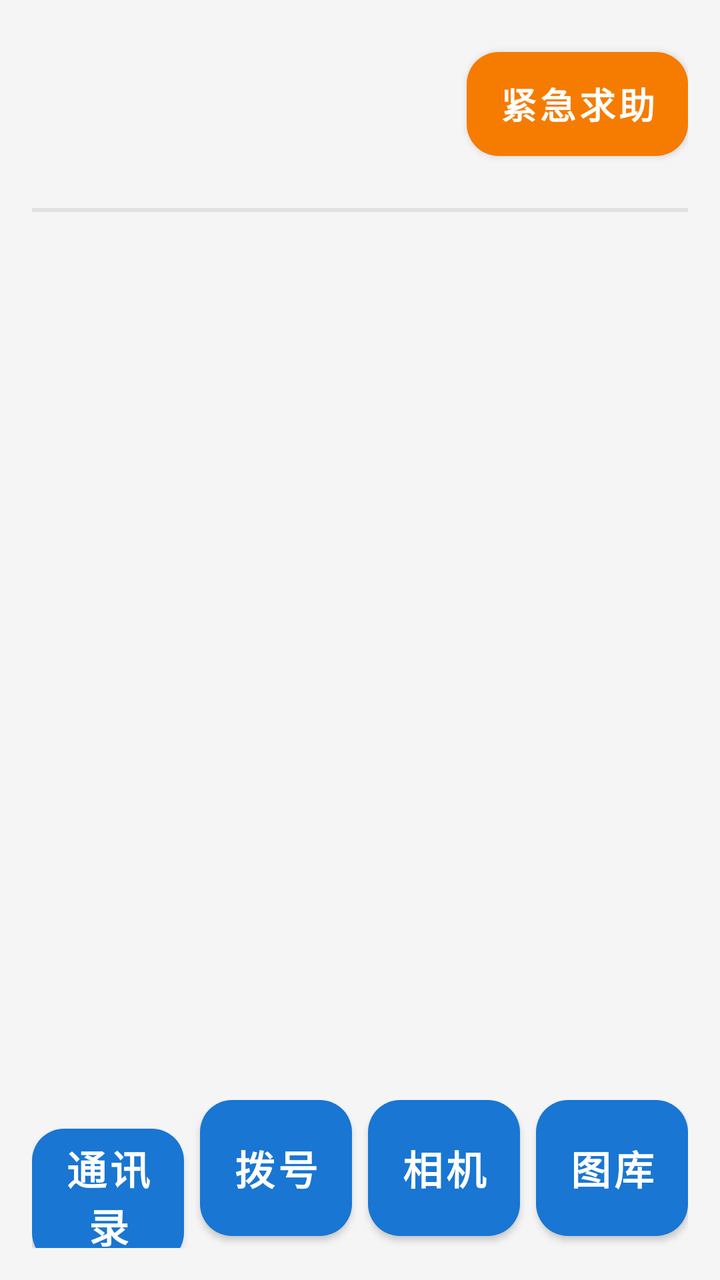
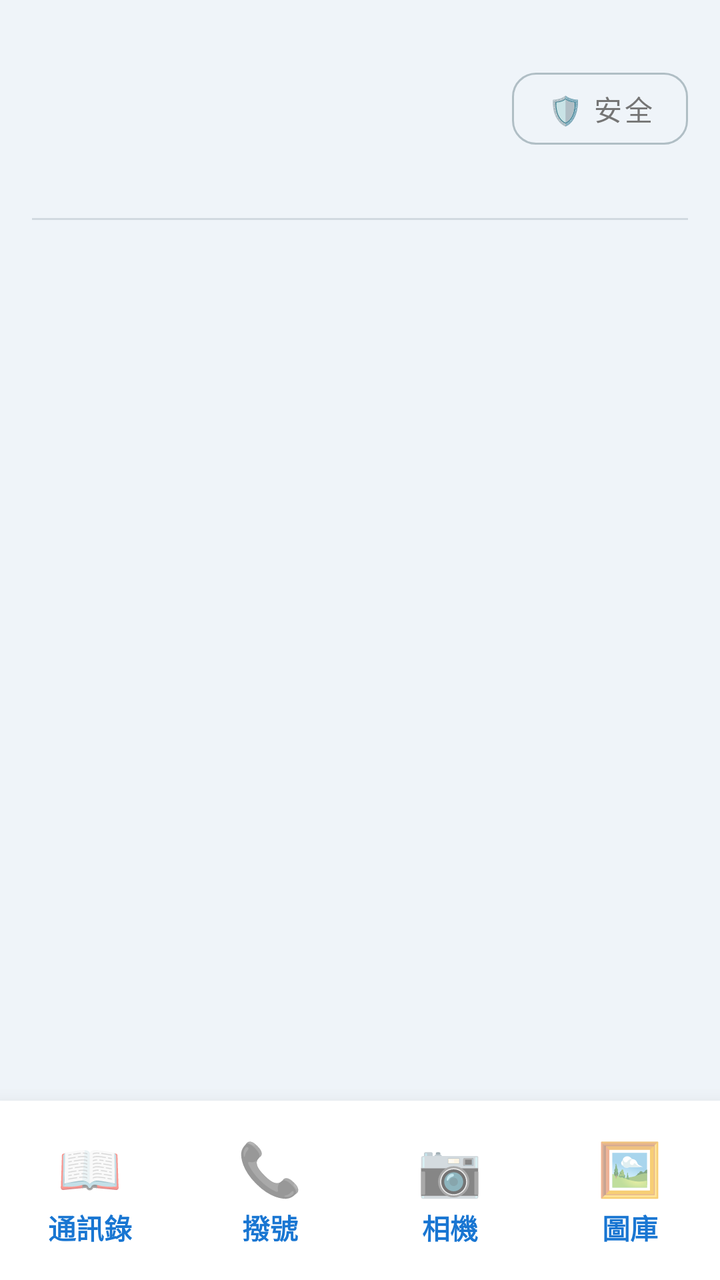

Screens rendered from an Android XML layout before and after an edit, with the pre-edit source and the edit as a unified diff.
<!-- AndroidManifest.xml: application theme Theme.SeniorLauncher -->
<!-- res/layout/activity_main.xml -->
﻿<?xml version="1.0" encoding="utf-8"?>
<LinearLayout xmlns:android="http://schemas.android.com/apk/res/android"
    xmlns:app="http://schemas.android.com/apk/res-auto"
    android:layout_width="match_parent"
    android:layout_height="match_parent"
    android:orientation="vertical"
    android:background="#F5F5F5"
    android:padding="16dp">

    
    <TextView
        android:id="@+id/tvNotDefaultWarning"
        android:layout_width="match_parent"
        android:layout_height="wrap_content"
        android:background="#FFB300"
        android:text="点击此处将此应用设为默认桌面"
        android:textColor="#000000"
        android:textSize="16sp"
        android:textStyle="bold"
        android:gravity="center"
        android:padding="12dp"
        android:layout_marginBottom="12dp"
        android:visibility="gone" />

    
    <LinearLayout
        android:layout_width="match_parent"
        android:layout_height="wrap_content"
        android:orientation="horizontal"
        android:gravity="center_vertical"
        android:paddingBottom="16dp">

        <LinearLayout
            android:layout_width="0dp"
            android:layout_height="wrap_content"
            android:layout_weight="1"
            android:orientation="vertical">

            <TextView
                android:id="@+id/tvClock"
                android:layout_width="wrap_content"
                android:layout_height="wrap_content"
                android:textSize="36sp"
                android:textStyle="bold"
                android:textColor="#212121" />

            <TextView
                android:id="@+id/tvDateAndLunar"
                android:layout_width="wrap_content"
                android:layout_height="wrap_content"
                android:textSize="16sp"
                android:textColor="#757575"
                android:layout_marginTop="2dp"/>
        </LinearLayout>

        <TextView
            android:id="@+id/tvBattery"
            android:layout_width="wrap_content"
            android:layout_height="wrap_content"
            android:textSize="18sp"
            android:textStyle="bold"
            android:textColor="#1976D2"
            android:layout_marginEnd="16dp" />

        
        <com.google.android.material.button.MaterialButton
            android:id="@+id/btnSos"
            android:layout_width="wrap_content"
            android:layout_height="64dp"
            android:text="紧急求助"
            android:textSize="18sp"
            android:textStyle="bold"
            android:textColor="#FFFFFF"
            app:backgroundTint="#F57C00"
            app:cornerRadius="16dp" />
    </LinearLayout>

    <View
        android:layout_width="match_parent"
        android:layout_height="2dp"
        android:background="#E0E0E0"
        android:layout_marginBottom="16dp" />

    
    <TextView
        android:id="@+id/tvEmptyContacts"
        android:layout_width="match_parent"
        android:layout_height="0dp"
        android:layout_weight="1"
        android:gravity="center"
        android:text="请在系统【通讯录】中\n将家人设置为“星标” (收藏)\n以显示在此处"
        android:textSize="18sp"
        android:textColor="#9E9E9E"
        android:visibility="gone" />

    <GridLayout
        android:id="@+id/gridContacts"
        android:layout_width="match_parent"
        android:layout_height="0dp"
        android:layout_weight="1"
        android:columnCount="2"
        android:alignmentMode="alignMargins" />

    
    <LinearLayout
        android:layout_width="match_parent"
        android:layout_height="wrap_content"
        android:orientation="horizontal"
        android:layout_marginTop="12dp">

        <com.google.android.material.button.MaterialButton
            android:id="@+id/btnContacts"
            android:layout_width="0dp"
            android:layout_height="80dp"
            android:layout_weight="1"
            android:layout_marginEnd="4dp"
            android:text="通讯录"
            android:textSize="20sp"
            android:textStyle="bold"
            android:textColor="#FFFFFF"
            app:backgroundTint="#1976D2"
            app:cornerRadius="16dp" />

        <com.google.android.material.button.MaterialButton
            android:id="@+id/btnPhone"
            android:layout_width="0dp"
            android:layout_height="80dp"
            android:layout_weight="1"
            android:layout_marginStart="4dp"
            android:layout_marginEnd="4dp"
            android:text="拨号"
            android:textSize="20sp"
            android:textStyle="bold"
            android:textColor="#FFFFFF"
            app:backgroundTint="#1976D2"
            app:cornerRadius="16dp" />

        <com.google.android.material.button.MaterialButton
            android:id="@+id/btnCamera"
            android:layout_width="0dp"
            android:layout_height="80dp"
            android:layout_weight="1"
            android:layout_marginStart="4dp"
            android:layout_marginEnd="4dp"
            android:text="相机"
            android:textSize="20sp"
            android:textStyle="bold"
            android:textColor="#FFFFFF"
            app:backgroundTint="#1976D2"
            app:cornerRadius="16dp" />

        <com.google.android.material.button.MaterialButton
            android:id="@+id/btnGallery"
            android:layout_width="0dp"
            android:layout_height="80dp"
            android:layout_weight="1"
            android:layout_marginStart="4dp"
            android:text="图库"
            android:textSize="20sp"
            android:textStyle="bold"
            android:textColor="#FFFFFF"
            app:backgroundTint="#1976D2"
            app:cornerRadius="16dp" />
    </LinearLayout>
</LinearLayout>
<!-- resources referenced by this layout -->
<resources>
  <style name="Theme.SeniorLauncher" parent="Theme.MaterialComponents.Light.NoActionBar">
          <item name="colorPrimary">#1976D2</item>
          <item name="colorOnPrimary">#FFFFFF</item>
          <item name="colorSecondary">#2E7D32</item>
          <item name="colorOnSecondary">#FFFFFF</item>
          
          
          <item name="android:statusBarColor">#F5F5F5</item>
          <item name="android:windowLightStatusBar">true</item>
      </style>
</resources>

<!-- the commit's change to res/layout/activity_main.xml (unified diff, before → after) -->
@@ -4,22 +4,22 @@
     android:layout_width="match_parent"
     android:layout_height="match_parent"
     android:orientation="vertical"
-    android:background="#F5F5F5"
-    android:padding="16dp">
+    android:background="#EFF4F9"
+    android:paddingTop="16dp">
 
-    
     <TextView
         android:id="@+id/tvNotDefaultWarning"
         android:layout_width="match_parent"
         android:layout_height="wrap_content"
         android:background="#FFB300"
-        android:text="点击此处将此应用设为默认桌面"
+        android:text="⚠️ 點擊此處將此應用設為預設桌面"
         android:textColor="#000000"
         android:textSize="16sp"
         android:textStyle="bold"
         android:gravity="center"
         android:padding="12dp"
         android:layout_marginBottom="12dp"
+        android:layout_marginHorizontal="16dp"
         android:visibility="gone" />
 
     
@@ -28,6 +28,7 @@
         android:layout_height="wrap_content"
         android:orientation="horizontal"
         android:gravity="center_vertical"
+        android:paddingHorizontal="16dp"
         android:paddingBottom="16dp">
 
         <LinearLayout
@@ -40,7 +41,7 @@
                 android:id="@+id/tvClock"
                 android:layout_width="wrap_content"
                 android:layout_height="wrap_content"
-                android:textSize="36sp"
+                android:textSize="40sp"
                 android:textStyle="bold"
                 android:textColor="#212121" />
 
@@ -65,32 +66,33 @@
         
         <com.google.android.material.button.MaterialButton
             android:id="@+id/btnSos"
+            style="?attr/materialButtonOutlinedStyle"
             android:layout_width="wrap_content"
-            android:layout_height="64dp"
-            android:text="紧急求助"
-            android:textSize="18sp"
-            android:textStyle="bold"
-            android:textColor="#FFFFFF"
-            app:backgroundTint="#F57C00"
-            app:cornerRadius="16dp" />
+            android:layout_height="48dp"
+            android:text="🛡️ 安全"
+            android:textSize="14sp"
+            android:textColor="#757575"
+            app:strokeColor="#B0BEC5"
+            app:strokeWidth="1dp"
+            app:cornerRadius="12dp" />
     </LinearLayout>
 
     <View
         android:layout_width="match_parent"
-        android:layout_height="2dp"
-        android:background="#E0E0E0"
+        android:layout_height="1dp"
+        android:background="#D1D9E0"
+        android:layout_marginHorizontal="16dp"
         android:layout_marginBottom="16dp" />
 
-    
     <TextView
         android:id="@+id/tvEmptyContacts"
         android:layout_width="match_parent"
         android:layout_height="0dp"
         android:layout_weight="1"
         android:gravity="center"
-        android:text="请在系统【通讯录】中\n将家人设置为“星标” (收藏)\n以显示在此处"
+        android:text="請在系統【通訊錄】中\n將家人設定為「星標」 (收藏)\n以顯示在此處"
         android:textSize="18sp"
-        android:textColor="#9E9E9E"
+        android:textColor="#78909C"
         android:visibility="gone" />
 
     <GridLayout
@@ -99,67 +101,83 @@
         android:layout_height="0dp"
         android:layout_weight="1"
         android:columnCount="2"
+        android:paddingHorizontal="8dp"
         android:alignmentMode="alignMargins" />
 
     
-    <LinearLayout
+    <com.google.android.material.card.MaterialCardView
         android:layout_width="match_parent"
         android:layout_height="wrap_content"
-        android:orientation="horizontal"
-        android:layout_marginTop="12dp">
+        app:cardBackgroundColor="#FFFFFF"
+        app:cardElevation="16dp"
+        app:cardCornerRadius="0dp">
 
-        <com.google.android.material.button.MaterialButton
-            android:id="@+id/btnContacts"
-            android:layout_width="0dp"
-            android:layout_height="80dp"
-            android:layout_weight="1"
-            android:layout_marginEnd="4dp"
-            android:text="通讯录"
-            android:textSize="20sp"
-            android:textStyle="bold"
-            android:textColor="#FFFFFF"
-            app:backgroundTint="#1976D2"
-            app:cornerRadius="16dp" />
+        <LinearLayout
+            android:layout_width="match_parent"
+            android:layout_height="wrap_content"
+            android:orientation="horizontal"
+            android:baselineAligned="false"
+            android:paddingVertical="8dp">
 
-        <com.google.android.material.button.MaterialButton
-            android:id="@+id/btnPhone"
-            android:layout_width="0dp"
-            android:layout_height="80dp"
-            android:layout_weight="1"
-            android:layout_marginStart="4dp"
-            android:layout_marginEnd="4dp"
-            android:text="拨号"
-            android:textSize="20sp"
-            android:textStyle="bold"
-            android:textColor="#FFFFFF"
-            app:backgroundTint="#1976D2"
-            app:cornerRadius="16dp" />
+            <LinearLayout
+                android:id="@+id/btnContacts"
+                android:layout_width="0dp"
+                android:layout_height="wrap_content"
+                android:layout_weight="1"
+                android:orientation="vertical"
+                android:gravity="center"
+                android:clickable="true"
+                android:focusable="true"
+                android:background="?attr/selectableItemBackground"
+                android:paddingVertical="8dp">
+                <TextView android:text="📖" android:textSize="26sp" android:layout_width="wrap_content" android:layout_height="wrap_content"/>
+                <TextView android:text="通訊錄" android:textSize="14sp" android:textStyle="bold" android:textColor="#1976D2" android:layout_marginTop="2dp" android:layout_width="wrap_content" android:layout_height="wrap_content"/>
+            </LinearLayout>
 
-        <com.google.android.material.button.MaterialButton
-            android:id="@+id/btnCamera"
-            android:layout_width="0dp"
-            android:layout_height="80dp"
-            android:layout_weight="1"
-            android:layout_marginStart="4dp"
-            android:layout_marginEnd="4dp"
-            android:text="相机"
-            android:textSize="20sp"
-            android:textStyle="bold"
-            android:textColor="#FFFFFF"
-            app:backgroundTint="#1976D2"
-            app:cornerRadius="16dp" />
+            <LinearLayout
+                android:id="@+id/btnPhone"
+                android:layout_width="0dp"
+                android:layout_height="wrap_content"
+                android:layout_weight="1"
+                android:orientation="vertical"
+                android:gravity="center"
+                android:clickable="true"
+                android:focusable="true"
+                android:background="?attr/selectableItemBackground"
+                android:paddingVertical="8dp">
+                <TextView android:text="📞" android:textSize="26sp" android:layout_width="wrap_content" android:layout_height="wrap_content"/>
+                <TextView android:text="撥號" android:textSize="14sp" android:textStyle="bold" android:textColor="#1976D2" android:layout_marginTop="2dp" android:layout_width="wrap_content" android:layout_height="wrap_content"/>
+            </LinearLayout>
 
-        <com.google.android.material.button.MaterialButton
-            android:id="@+id/btnGallery"
-            android:layout_width="0dp"
-            android:layout_height="80dp"
-            android:layout_weight="1"
-            android:layout_marginStart="4dp"
-            android:text="图库"
-            android:textSize="20sp"
-            android:textStyle="bold"
-            android:textColor="#FFFFFF"
-            app:backgroundTint="#1976D2"
-            app:cornerRadius="16dp" />
-    </LinearLayout>
+            <LinearLayout
+                android:id="@+id/btnCamera"
+                android:layout_width="0dp"
+                android:layout_height="wrap_content"
+                android:layout_weight="1"
+                android:orientation="vertical"
+                android:gravity="center"
+                android:clickable="true"
+                android:focusable="true"
+                android:background="?attr/selectableItemBackground"
+                android:paddingVertical="8dp">
+                <TextView android:text="📷" android:textSize="26sp" android:layout_width="wrap_content" android:layout_height="wrap_content"/>
+                <TextView android:text="相機" android:textSize="14sp" android:textStyle="bold" android:textColor="#1976D2" android:layout_marginTop="2dp" android:layout_width="wrap_content" android:layout_height="wrap_content"/>
+            </LinearLayout>
+
+            <LinearLayout
+                android:id="@+id/btnGallery"
+                android:layout_width="0dp"
+                android:layout_height="wrap_content"
+                android:layout_weight="1"
+                android:orientation="vertical"
+                android:gravity="center"
+                android:clickable="true"
+                android:focusable="true"
+                android:background="?attr/selectableItemBackground"
+                android:paddingVertical="8dp">
+                <TextView android:text="🖼️" android:textSize="26sp" android:layout_width="wrap_content" android:layout_height="wrap_content"/>
+                <TextView android:text="圖庫" android:textSize="14sp" android:textStyle="bold" android:textColor="#1976D2" android:layout_marginTop="2dp" android:layout_width="wrap_content" android:layout_height="wrap_content"/>
+            </LinearLayout>
+        </LinearLayout>
+    </com.google.android.material.card.MaterialCardView>
 </LinearLayout>
